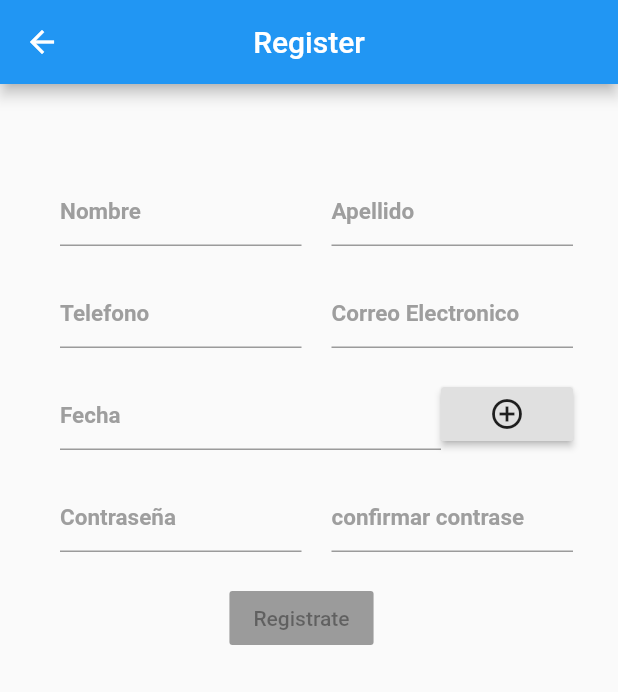
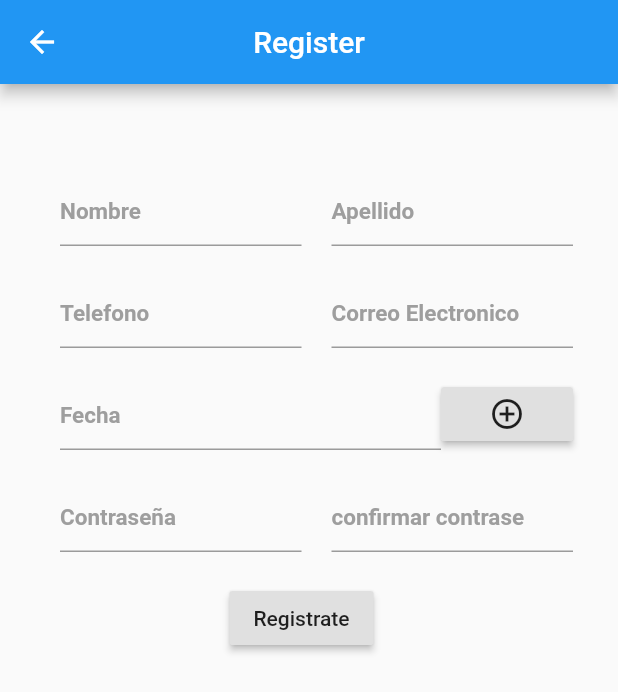
Before and after one commit to FreddySolis/MyLocalStoreFront, a Flutter app: the SecondView screen opened directly, on a phone screen of 412 x 824 dp. Shown: the top 692 px of the screen. Run offline on Flutter 3.47's test engine with Material 2 defaults, Android fonts, the phone set to English and light mode, and no system bars.

Commit message:
register button

```diff
--- a/lib/src/secondView.dart
+++ b/lib/src/secondView.dart
@@ -1,6 +1,7 @@
 import 'package:flutter/material.dart';
 import 'package:login_app/src/widgets/textField.dart';
 //import 'package:login_app/src/widgets/calendar.dart';
+import 'package:login_app/Api/Api.dart';
 
 double bottomDistance = 20;
 double marginDistance = 20;
@@ -8,6 +9,12 @@ double marginDistance = 20;
 DateTime date;
 
 final TextEditingController calendarController = TextEditingController();
+final TextEditingController nameController = TextEditingController();
+final TextEditingController lastNameController = TextEditingController();
+final TextEditingController phoneNumberController = TextEditingController();
+final TextEditingController emailController = TextEditingController();
+final TextEditingController passController = TextEditingController();
+final TextEditingController passConfirmController = TextEditingController();
 
 void setDate(DateTime dateTime) {
   date = dateTime;
@@ -16,20 +23,35 @@ void setDate(DateTime dateTime) {
 }
 
 class SecondView extends StatelessWidget {
-  final TextEditingController textFieldData1Controller =
-      TextEditingController();
-  final TextEditingController textFieldData2Controller =
-      TextEditingController();
-  final TextEditingController textFieldData3Controller =
-      TextEditingController();
-  final TextEditingController textFieldData4Controller =
-      TextEditingController();
-  final TextEditingController textFieldData5Controller =
-      TextEditingController();
-  final TextEditingController textFieldData6Controller =
-      TextEditingController();
-  final TextEditingController textFieldData7Controller =
-      TextEditingController();
+
+void registro() {
+  if (passController.text == passConfirmController.text) {
+    String data = '{ "name": "' +
+        nameController.text +
+        '","lastName":"' +
+        lastNameController.text +
+        '","phone":"' +
+        phoneNumberController.text +
+        '","email":"' +
+        emailController.text +
+        '","date":"' +
+        calendarController.text +
+        '","password":"' +
+        passController.text +
+        '"';
+        print(data);
+    Api.login(data).then((sucess) {
+      if (sucess) {
+      } else {
+
+      }
+    });
+  } else {
+
+
+
+  }
+}
 
   @override
   Widget build(BuildContext context) {
@@ -49,8 +71,8 @@ class SecondView extends StatelessWidget {
                     RowWithTextFields(
                       nombre1: 'Nombre',
                       nombre2: 'Apellido',
-                      controller1: textFieldData1Controller,
-                      controller2: textFieldData2Controller,
+                      controller1: nameController,
+                      controller2: lastNameController,
                       pass1: false,
                       pass2: false,
                     ),
@@ -58,8 +80,8 @@ class SecondView extends StatelessWidget {
                     RowWithTextFields(
                       nombre1: 'Telefono',
                       nombre2: 'Correo Electronico',
-                      controller1: textFieldData3Controller,
-                      controller2: textFieldData4Controller,
+                      controller1: phoneNumberController,
+                      controller2: emailController,
                       pass1: false,
                       pass2: false,
                     ),
@@ -74,15 +96,15 @@ class SecondView extends StatelessWidget {
                     RowWithTextFields(
                       nombre1: 'Contraseña',
                       nombre2: 'confirmar contrase',
-                      controller1: textFieldData6Controller,
-                      controller2: textFieldData7Controller,
+                      controller1: passController,
+                      controller2: passConfirmController,
                       pass1: true,
                       pass2: true,
                     ),
                     Padding(padding: EdgeInsets.only(bottom: bottomDistance)),
                     Center(
                       child: RaisedButton(
-                        onPressed: null,
+                        onPressed: registro,
                         child: Text('Registrate'),
                       ),
                     )
@@ -92,6 +114,7 @@ class SecondView extends StatelessWidget {
     );
   }
 }
+
 
 class RowWithTextFields extends StatelessWidget {
   String nombre1;
@@ -184,7 +207,11 @@ class _MyCalendarState extends State<MyCalendar> {
         onDateChanged: setDate,
       ),
       actions: <Widget>[
-        FlatButton(onPressed: () {Navigator.pop(context);}, child: Text('Aceptar')),
+        FlatButton(
+            onPressed: () {
+              Navigator.pop(context);
+            },
+            child: Text('Aceptar')),
       ],
     );
     showDialog(
```
